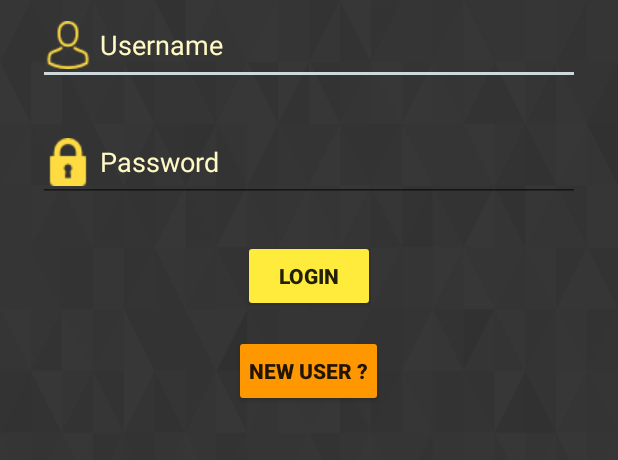
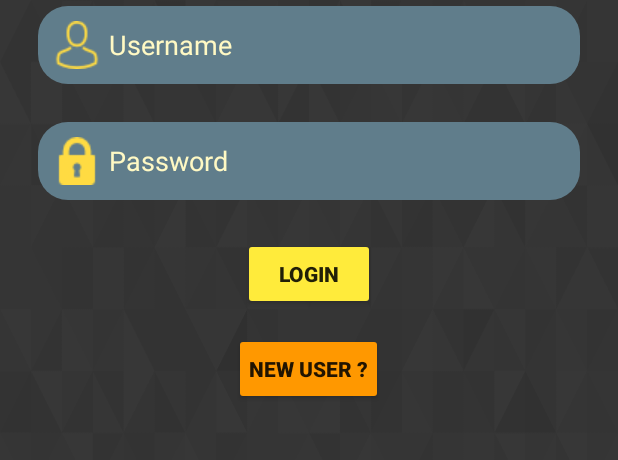
Before and after one commit to Dheeraj1998/Robin, an Android app: the screen it shows after launch (LoginActivity), on a phone screen of 412 x 824 dp, the part 309-769 px from its top. Run offline under Robolectric (Android 15) with nearby library versions, the phone set to English and light mode, and no system bars.

```diff
--- /dev/null
+++ b/app/src/main/res/drawable/rounded_rectangle_edittext.xml
@@ -0,0 +1,13 @@
+<shape xmlns:android="http://schemas.android.com/apk/res/android"
+    android:shape="rectangle" >
+
+    <!-- View background color -->
+    <solid
+        android:color="#607D8B" >
+    </solid>
+
+    <!-- The radius makes the corners rounded -->
+    <corners
+        android:radius="20dp">
+    </corners>
+</shape>
--- a/app/src/main/res/layout/activity_login.xml
+++ b/app/src/main/res/layout/activity_login.xml
@@ -8,73 +8,77 @@
 
     <ImageView
         android:id="@+id/image_appicon"
-        android:layout_marginTop="30dp"
         android:layout_width="wrap_content"
         android:layout_height="wrap_content"
-        android:src="@drawable/app_icon"
         android:layout_centerHorizontal="true"
-        android:scaleType="center"/>
+        android:layout_marginTop="30dp"
+        android:scaleType="center"
+        android:src="@drawable/app_icon"/>
 
     <TextView
         android:id="@+id/text_appname"
         android:layout_width="wrap_content"
-        android:padding="10dp"
         android:layout_height="wrap_content"
         android:layout_below="@id/image_appicon"
-        android:textStyle="bold"
+        android:layout_centerHorizontal="true"
+        android:padding="10dp"
+        android:text="ROBIN "
+        android:textColor="@color/colorFont"
         android:textSize="45sp"
-        android:layout_centerHorizontal="true"
-        android:textColor="@color/colorFont"
-        android:text="ROBIN "/>
+        android:textStyle="bold"/>
 
     <EditText
+        android:id="@+id/edittext_username"
+        android:layout_width="match_parent"
+        android:layout_height="wrap_content"
         android:layout_below="@id/text_appname"
-        android:id="@+id/edittext_username"
         android:layout_marginLeft="25dp"
-        android:textColorHint="@color/colorHintText"
         android:layout_marginRight="25dp"
+        android:layout_marginTop="30dp"
+        android:background="@drawable/rounded_rectangle_edittext"
+        android:drawablePadding="5dp"
+        android:drawableStart="@drawable/username_drawable"
         android:hint="Username"
+        android:padding="10dp"
         android:textColor="@color/colorFont"
-        android:drawableStart="@drawable/username_drawable"
-        android:drawablePadding="5dp"
-        android:layout_marginTop="30dp"
-        android:layout_width="match_parent"
-        android:layout_height="wrap_content" />
+        android:textColorHint="@color/colorHintText" />
 
     <EditText
         android:id="@+id/edittext_password"
+        android:layout_width="match_parent"
+        android:layout_height="wrap_content"
+        android:layout_below="@id/edittext_username"
+        android:layout_margin="25dp"
+        android:background="@drawable/rounded_rectangle_edittext"
+        android:drawablePadding="5dp"
+        android:drawableStart="@drawable/password_drawable"
         android:hint="Password"
         android:inputType="textPassword"
-        android:textColorHint="@color/colorHintText"
-        android:layout_width="match_parent"
+        android:padding="10dp"
         android:textColor="@color/colorFont"
-        android:drawableStart="@drawable/password_drawable"
-        android:drawablePadding="5dp"
-        android:layout_margin="25dp"
-        android:layout_height="wrap_content"
-        android:layout_below="@id/edittext_username"/>
+        android:textColorHint="@color/colorHintText"/>
 
     <Button
         android:id="@+id/button_login"
-        android:layout_centerHorizontal="true"
-        android:textStyle="bold"
-        android:padding="10dp"
         android:layout_width="wrap_content"
         android:layout_height="wrap_content"
+        android:layout_below="@id/edittext_password"
+        android:layout_centerHorizontal="true"
         android:backgroundTint="@color/colorButton"
         android:onClick="login"
-        android:layout_below="@id/edittext_password"
-        android:text="LOGIN"/>
+        android:padding="10dp"
+        android:text="LOGIN"
+        android:textStyle="bold"/>
 
     <Button
+        android:layout_width="wrap_content"
+        android:layout_height="wrap_content"
+        android:layout_below="@id/button_login"
+        android:layout_centerHorizontal="true"
         android:layout_marginTop="15dp"
-        android:layout_centerHorizontal="true"
-        android:layout_width="wrap_content"
-        android:textStyle="bold"
+        android:backgroundTint="@color/colorButtonSecondary"
         android:padding="10dp"
-        android:layout_height="wrap_content"
-        android:backgroundTint="@color/colorButtonSecondary"
-        android:layout_below="@id/button_login"
-        android:text="NEW USER ?"/>
+        android:text="NEW USER ?"
+        android:textStyle="bold"/>
 
 </RelativeLayout>
```
Also changed, not shown: app/src/main/AndroidManifest.xml (+8 -2 lines), app/src/main/java/com/example/robin/AlarmReceiver.java (added, +29 -0 lines), app/src/main/java/com/example/robin/ChatActivity.java (+63 -1 lines), app/src/main/java/com/example/robin/LoginActivity.java (+15 -0 lines), app/src/main/res/layout/activity_chat.xml (+30 -20 lines), app/src/main/res/drawable/chat_background.png (added).
